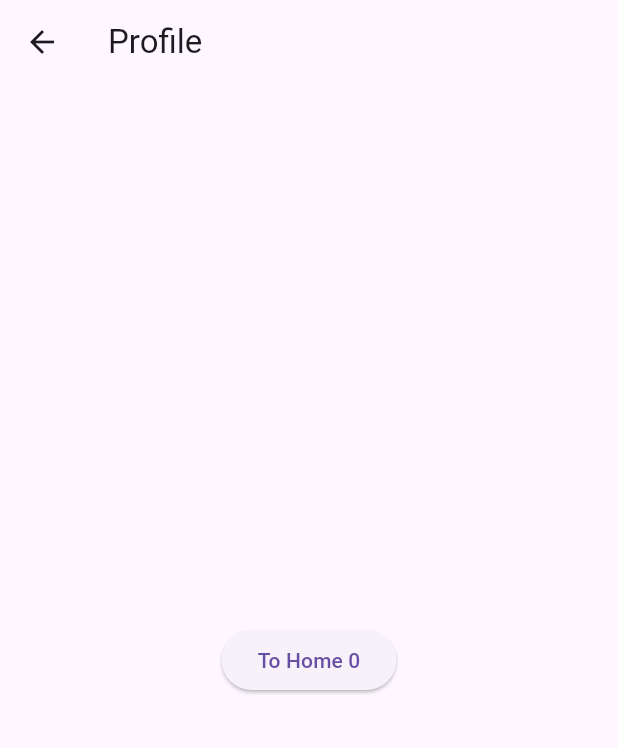
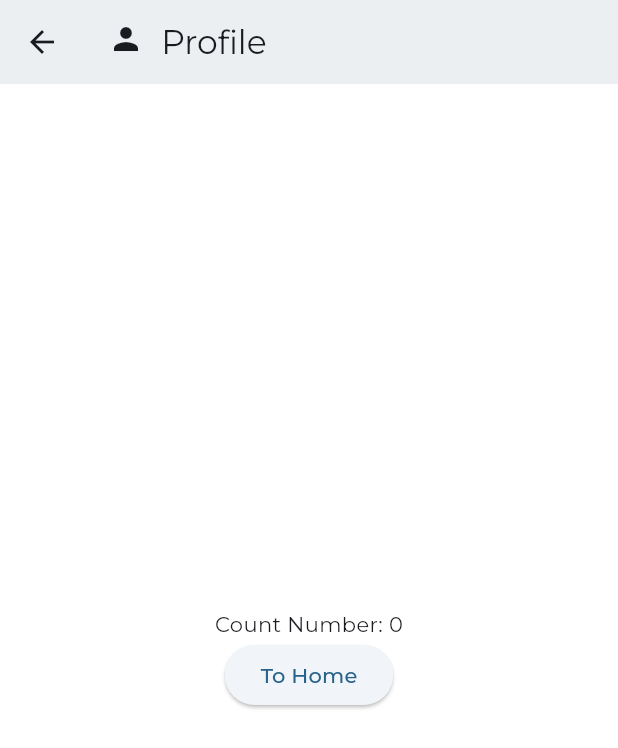
Before and after one commit to andrumahardi/flutter_app, a Flutter app: the ProfilePage screen opened directly, on a phone screen of 412 x 824 dp. Shown: the top 748 px of the screen. Run offline on Flutter 3.47's test engine with Material 3 defaults, Android fonts, the phone set to English and light mode, and no system bars; our stand-ins replace google_fonts.

Commit message:
feat: create reusable custom AppBar component

```diff
--- /dev/null
+++ b/lib/components/scaffold_appbar.dart
@@ -0,0 +1,11 @@
+import 'package:flutter/material.dart';
+
+AppBar scaffoldAppBar(String title, IconData icon) {
+  return AppBar(
+    title: Row(
+      crossAxisAlignment: CrossAxisAlignment.start,
+      children: <Widget>[Icon(icon), Text('  $title')],
+    ),
+    backgroundColor: Colors.blueGrey.shade50,
+  );
+}
--- a/lib/views/profile.dart
+++ b/lib/views/profile.dart
@@ -1,4 +1,5 @@
 import 'package:flutter/material.dart';
+import 'package:flutter_app/components/scaffold_appbar.dart';
 import 'package:flutter_app/models/counter_model.dart';
 import 'package:provider/provider.dart';
 
@@ -8,18 +9,22 @@ class ProfilePage extends StatelessWidget {
   @override
   Widget build(BuildContext context) {
     return Consumer<CounterModel>(
-      builder: (context, model, child) {
+      builder: (context, counterNotifier, child) {
         return Scaffold(
-          appBar: AppBar(
-            title: const Text('Profile'),
-          ),
+          appBar: scaffoldAppBar('Profile', Icons.person),
+          backgroundColor: Colors.white,
           body: Center(
-            child: ElevatedButton(
-              onPressed: () {
-                Navigator.pop(context);
-              },
-              child: Text('To Home ${model.countNum}'),
-            ),
+            child: Column(
+                mainAxisAlignment: MainAxisAlignment.center,
+                children: <Widget>[
+                  Text('Count Number: ${counterNotifier.countNum}'),
+                  ElevatedButton(
+                    onPressed: () {
+                      Navigator.pop(context);
+                    },
+                    child: const Text('To Home'),
+                  )
+                ]),
           ),
         );
       },
--- a/pubspec.yaml
+++ b/pubspec.yaml
@@ -36,6 +36,7 @@ dependencies:
   # Use with the CupertinoIcons class for iOS style icons.
   cupertino_icons: ^1.0.2
   provider: ^5.0.0
+  google_fonts: ^6.1.0
 
 dev_dependencies:
   flutter_test:
```
Also changed, not shown: lib/main.dart (+16 -4 lines), lib/views/home.dart (+76 -8 lines), pubspec.lock, 1 other file.
